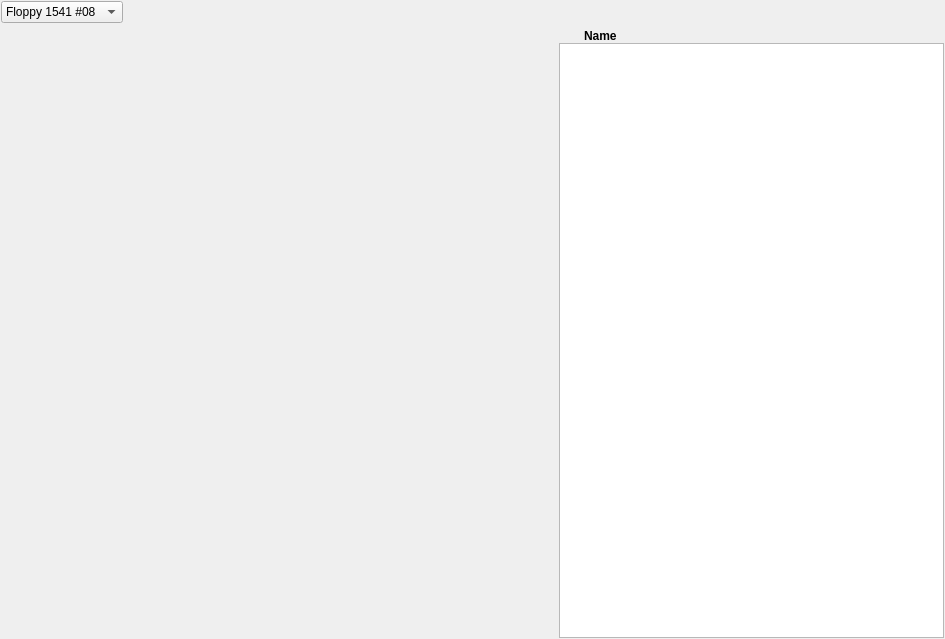
ThKattanek/emu64, file floppy_window.ui: the form before one commit.
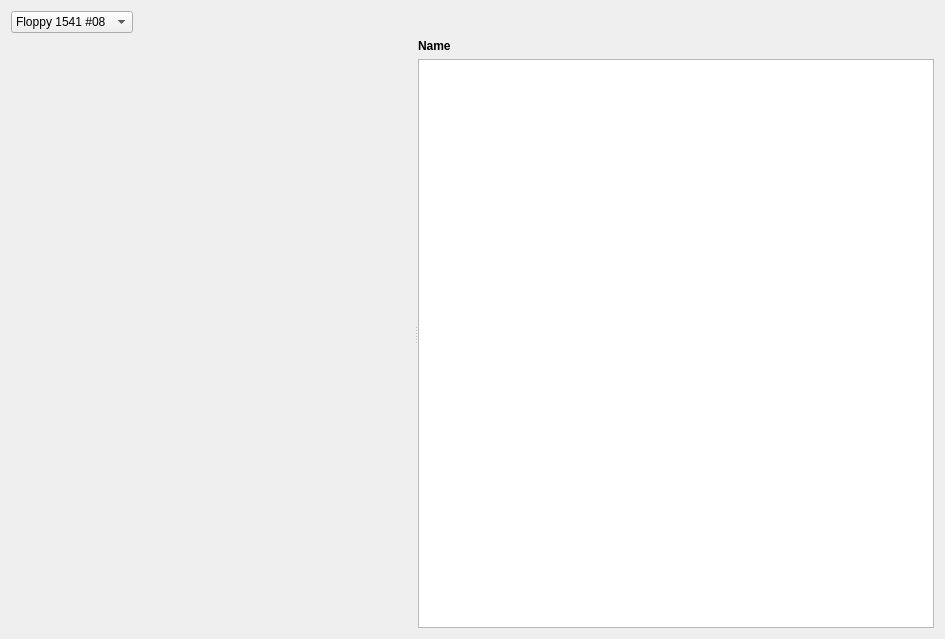
The form after the commit. Custom widgets are drawn as their Qt base class.

Commit message: [ticket#39] Splitter hinzugefügt zwischen FileBrowser und C64 DirViewer

```diff
--- a/floppy_window.ui
+++ b/floppy_window.ui
@@ -20,19 +20,7 @@
   <property name="windowTitle">
    <string>Floppy 1541 II (Diskeditor)</string>
   </property>
-  <layout class="QVBoxLayout" name="verticalLayout_4">
-   <property name="leftMargin">
-    <number>1</number>
-   </property>
-   <property name="topMargin">
-    <number>1</number>
-   </property>
-   <property name="rightMargin">
-    <number>1</number>
-   </property>
-   <property name="bottomMargin">
-    <number>1</number>
-   </property>
+  <layout class="QVBoxLayout" name="verticalLayout_2">
    <item>
     <layout class="QHBoxLayout" name="horizontalLayout_2">
      <property name="spacing">
@@ -78,11 +66,10 @@
     </layout>
    </item>
    <item>
-    <layout class="QHBoxLayout" name="horizontalLayout">
-     <property name="spacing">
-      <number>0</number>
+    <widget class="QSplitter" name="splitter">
+     <property name="orientation">
+      <enum>Qt::Horizontal</enum>
      </property>
-     <item>
       <widget class="WidgetFileBrowse" name="FileBrowser" native="true">
        <property name="minimumSize">
         <size>
@@ -91,12 +78,8 @@
         </size>
        </property>
       </widget>
-     </item>
-     <item>
+     <widget class="QWidget" name="">
       <layout class="QVBoxLayout" name="verticalLayout">
-       <property name="spacing">
-        <number>0</number>
-       </property>
        <item>
         <layout class="QHBoxLayout" name="horizontalLayout_3">
          <property name="spacing">
@@ -105,22 +88,6 @@
          <property name="sizeConstraint">
           <enum>QLayout::SetDefaultConstraint</enum>
          </property>
-         <item>
-          <spacer name="horizontalSpacer_2">
-           <property name="orientation">
-            <enum>Qt::Horizontal</enum>
-           </property>
-           <property name="sizeType">
-            <enum>QSizePolicy::Fixed</enum>
-           </property>
-           <property name="sizeHint" stdset="0">
-            <size>
-             <width>25</width>
-             <height>10</height>
-            </size>
-           </property>
-          </spacer>
-         </item>
          <item>
           <widget class="QLabel" name="label">
            <property name="font">
@@ -134,24 +101,35 @@
            </property>
           </widget>
          </item>
-        </layout>
-       </item>
        <item>
-        <layout class="QVBoxLayout" name="verticalLayout_3">
-         <property name="spacing">
-          <number>0</number>
-         </property>
+          <spacer name="horizontalSpacer_2">
+           <property name="orientation">
+            <enum>Qt::Horizontal</enum>
+           </property>
+           <property name="sizeType">
+            <enum>QSizePolicy::Fixed</enum>
+           </property>
+           <property name="sizeHint" stdset="0">
+            <size>
+             <width>25</width>
+             <height>10</height>
+            </size>
+           </property>
+          </spacer>
+         </item>
+        </layout>
+       </item>
          <item>
           <widget class="QTableWidget" name="D64Table">
            <property name="minimumSize">
             <size>
-             <width>385</width>
+           <width>0</width>
              <height>0</height>
             </size>
            </property>
            <property name="maximumSize">
             <size>
-             <width>385</width>
+           <width>16777215</width>
              <height>16777215</height>
             </size>
            </property>
@@ -182,17 +160,8 @@
           </widget>
          </item>
         </layout>
-       </item>
-       <item>
-        <layout class="QVBoxLayout" name="verticalLayout_2">
-         <property name="spacing">
-          <number>0</number>
-         </property>
-        </layout>
-       </item>
-      </layout>
-     </item>
-    </layout>
+     </widget>
+    </widget>
    </item>
   </layout>
  </widget>
```
Lines whose indentation alone changed are shown as unchanged.
